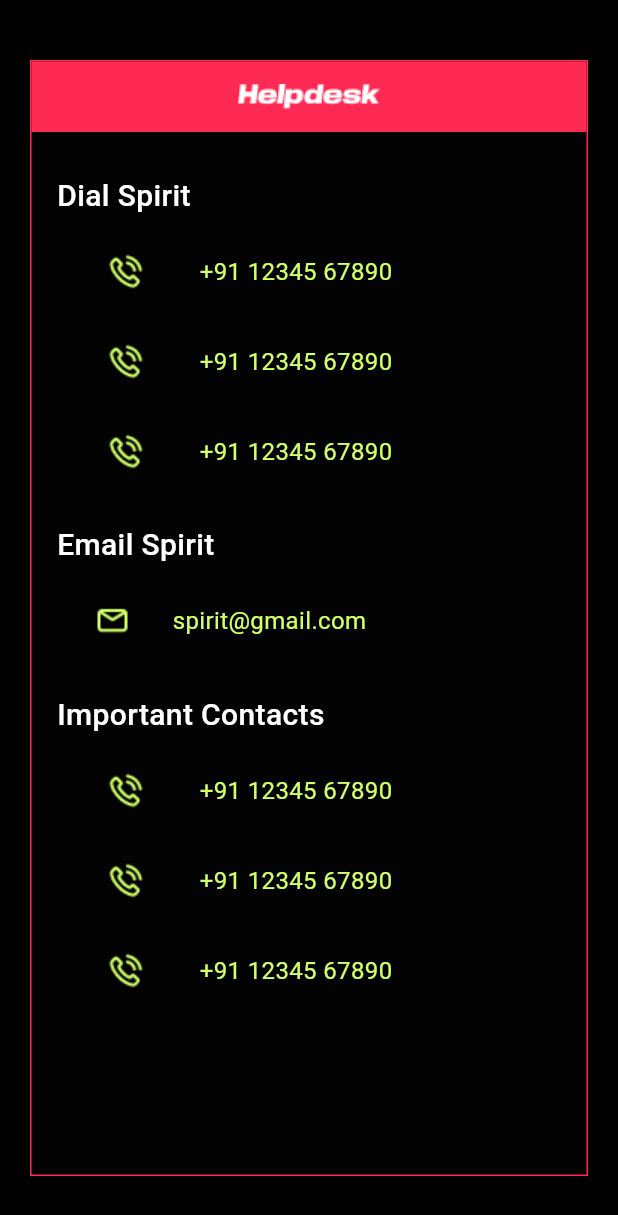
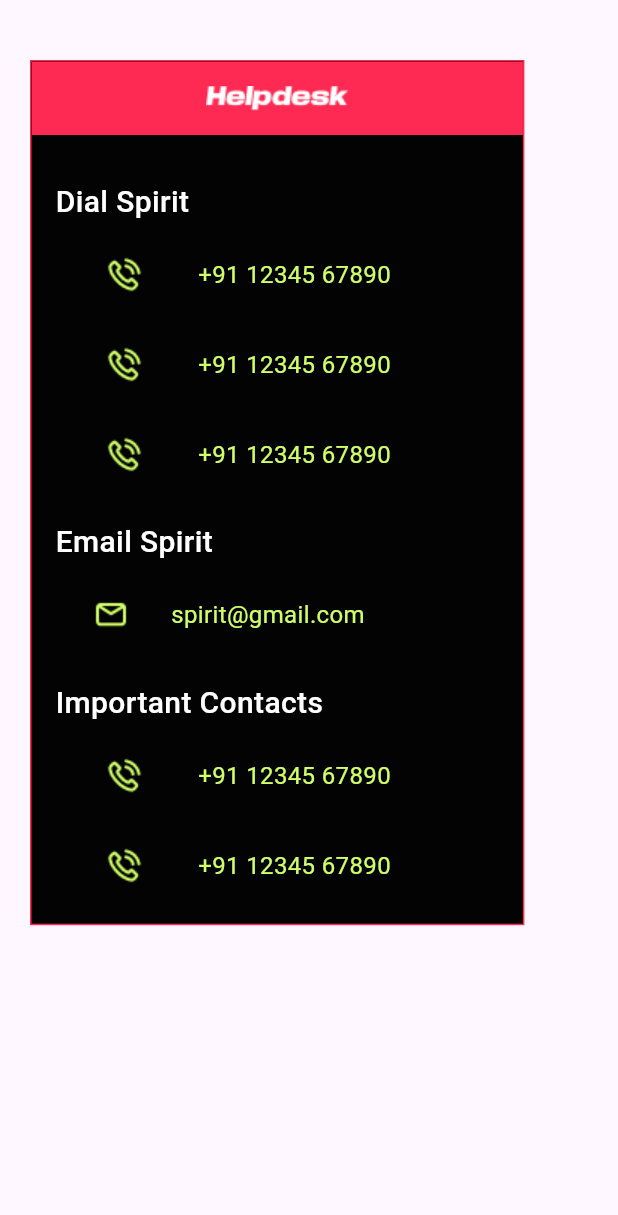
Before and after one commit to Himadri2041/spirit_app_h, a Flutter app: the HelpDialog widget shown alone on an empty page, opened directly, on a phone screen of 412 x 824 dp. Shown: the top 1215 px of the screen. Run offline on Flutter 3.47's test engine with Material 3 defaults, Android fonts, the phone set to English and light mode, and no system bars; our stand-ins replace carousel_slider, flutter_svg; Roboto replaces fonts that are missing (Sequel Sans).

Commit message:
help desk fixes

```diff
--- a/lib/pages/home/home_tab.dart
+++ b/lib/pages/home/home_tab.dart
@@ -1,5 +1,6 @@
 import 'package:flutter/material.dart';
 import 'package:flutter_svg/flutter_svg.dart';
+import 'package:spirit_app/pages/home/widgets/help_desk.dart';
 import 'package:spirit_app/pages/home/widgets/ongoing_matches.dart';
 import 'package:spirit_app/pages/home/widgets/home_carousel.dart';
 import 'package:spirit_app/pages/home/widgets/home_pronite_list.dart';
@@ -14,7 +15,7 @@ class HomeTab extends StatelessWidget {
   Widget build(BuildContext context) {
     return Scaffold(
       backgroundColor: AppColors.backgroundColor,
-      appBar: _appBar(),
+      appBar: _appBar(context),
       body: Stack(
         children: [
           Positioned.fill(
@@ -97,14 +98,26 @@ class HomeTab extends StatelessWidget {
     );
   }
 
-  AppBar _appBar() {
+  AppBar _appBar(BuildContext context) {
     return AppBar(
       automaticallyImplyLeading: false,
       backgroundColor: AppColors.backgroundColor,
       title: SvgPicture.asset(Assets.appTitle, height: 24),
       centerTitle: false,
       actions: [
-        SvgPicture.asset(Assets.helpDesk, height: 24, width: 24),
+        GestureDetector(
+          onTap: () {
+            showDialog(
+              context: context,
+              barrierDismissible: true,
+              useSafeArea: true,
+              builder: (context) {
+                return const HelpDialog();
+              },
+            );
+          },
+          child: SvgPicture.asset(Assets.helpDesk, height: 24, width: 24),
+        ),
         const SizedBox(width: 8),
       ],
     );
--- a/lib/pages/home/widgets/Helpdesk.dart
+++ /dev/null
@@ -1,118 +0,0 @@
-import 'package:flutter/material.dart';
-import 'package:spirit_app/models/Helpdesk/contacts_data.dart';
-import 'package:spirit_app/pages/home/widgets/row_widget.dart';
-import 'package:spirit_app/utils/assets.dart';
-import 'package:spirit_app/utils/styles/styles.dart';
-import 'package:spirit_app/utils/styles/colors.dart';
-
-
-class HelpDialog extends StatelessWidget {
-  @override
-  Widget build(BuildContext context) {
-    return Container(
-        color: Colors.black,
-        child:Expanded(child:
-        Container(
-        margin: EdgeInsets.only(top:40,left:20,right:20,bottom:40),
-            height: 762,
-            clipBehavior: Clip.antiAlias,
-            decoration: BoxDecoration(
-              color: AppColors.blank,
-              border: Border.all(color: AppColors.primaryColor),
-            ),
-            child:
-            SingleChildScrollView(child:
-            Column(
-            children: [
-               Container(
-               height: 47,
-               decoration: BoxDecoration(color: Color(0xFFFE2A53)),
-               padding: EdgeInsets.all(8.0),
-                 child:Center(child: Image.asset(Assets.helpdesktitle)) ),
-
-               const SizedBox(
-                 height: 30,),
-              SingleChildScrollView(
-                scrollDirection: Axis.vertical,
-                child: Container(
-                  alignment: Alignment(-1,-1),
-                  margin: EdgeInsets.only(left:17),
-                  child:
-                  Column(
-                    children: [
-
-                      Container(
-                        alignment: Alignment(-1, -1),
-                        child: const Text(
-                          'Dial Spirit',
-                          style:AppStyles.b2,
-                        ),
-                      ),
-                     SizedBox(height: 10,),
-                     Container(
-                       alignment: Alignment(-1, -1),
-                       margin: const EdgeInsets.only(left: 5),
-                        child:
-                         Column(
-                              children: [
-                              Contactrow(contactModel: ContactsData.DialSpirit[0]),
-                              Contactrow(contactModel: ContactsData.DialSpirit[1]),
-                              Contactrow(contactModel: ContactsData.DialSpirit[2]),
-                              ],
-                         )
-
-                    ),
-
-                      SizedBox(height: 20,),
-                      Container(
-                        alignment: Alignment(-1, -1),
-                        child: const Text(
-                          'Email Spirit',
-                          style:AppStyles.b2,
-                        ),
-                      ),
-                      SizedBox(height: 10,),
-
-                      Container(
-                        alignment: Alignment(-1, -1),
-                        margin: const EdgeInsets.only(left: 5),
-                        child: Contactrow(contactModel: ContactsData.Mail[0])
-                      ),
-
-                      SizedBox(height: 20,),
-                      Container(
-                        alignment: Alignment(-1, -1),
-                        child: const Text(
-                          'Important Contacts',
-                          style:AppStyles.b2,
-                        ),
-                      ),
-                      SizedBox(height: 10,),
-
-                      Container(
-                        margin: const EdgeInsets.only(left: 5),
-                        child:
-                          Column(
-                            children: [
-                              Contactrow(contactModel: ContactsData.ImpContacts[0]),
-                              Contactrow(contactModel: ContactsData.ImpContacts[0]),
-                              Contactrow(contactModel: ContactsData.ImpContacts[0]),
-
-
-                            ],
-                          )
-                      ),
-
-                    ],
-                  )
-                 ),
-
-
-              ),
-
-       ]
-    ))
-    ),
-    ));
-    }
-    }
--- /dev/null
+++ b/lib/pages/home/widgets/help_desk.dart
@@ -0,0 +1,99 @@
+import 'package:flutter/material.dart';
+import 'package:spirit_app/models/Helpdesk/contacts_data.dart';
+import 'package:spirit_app/pages/home/widgets/row_widget.dart';
+import 'package:spirit_app/utils/assets.dart';
+import 'package:spirit_app/utils/styles/styles.dart';
+import 'package:spirit_app/utils/styles/colors.dart';
+
+class HelpDialog extends StatelessWidget {
+  const HelpDialog({super.key});
+  @override
+  Widget build(BuildContext context) {
+    final size = MediaQuery.sizeOf(context);
+    return Container(
+      height: size.height * 0.7,
+      width: size.width * 0.8,
+      margin: const EdgeInsets.only(top: 40, left: 20, right: 20, bottom: 40),
+      clipBehavior: Clip.antiAlias,
+      decoration: BoxDecoration(
+        color: AppColors.blank,
+        border: Border.all(color: AppColors.primaryColor),
+      ),
+      child: SingleChildScrollView(
+        child: Column(
+          children: [
+            Container(
+              decoration: const BoxDecoration(color: AppColors.primaryColor),
+              padding: const EdgeInsets.all(16),
+              child: Center(
+                child: Image.asset(Assets.helpdesktitle),
+              ),
+            ),
+            const SizedBox(height: 32),
+            Container(
+              alignment: const Alignment(-1, -1),
+              margin: const EdgeInsets.only(left: 16),
+              child: Column(
+                children: [
+                  Container(
+                    alignment: const Alignment(-1, -1),
+                    child: const Text(
+                      'Dial Spirit',
+                      style: AppStyles.b2,
+                    ),
+                  ),
+                  const SizedBox(height: 8),
+                  Container(
+                      alignment: const Alignment(-1, -1),
+                      margin: const EdgeInsets.only(left: 5),
+                      child: Column(
+                        children: [
+                          Contactrow(contactModel: ContactsData.DialSpirit[0]),
+                          Contactrow(contactModel: ContactsData.DialSpirit[1]),
+                          Contactrow(contactModel: ContactsData.DialSpirit[2]),
+                        ],
+                      )),
+                  const SizedBox(height: 16),
+                  Container(
+                    alignment: const Alignment(-1, -1),
+                    child: const Text(
+                      'Email Spirit',
+                      style: AppStyles.b2,
+                    ),
+                  ),
+                  const SizedBox(height: 8),
+                  Container(
+                    alignment: const Alignment(-1, -1),
+                    margin: const EdgeInsets.only(left: 5),
+                    child: Contactrow(
+                      contactModel: ContactsData.Mail[0],
+                    ),
+                  ),
+                  const SizedBox(height: 16),
+                  Container(
+                    alignment: const Alignment(-1, -1),
+                    child: const Text(
+                      'Important Contacts',
+                      style: AppStyles.b2,
+                    ),
+                  ),
+                  const SizedBox(height: 8),
+                  Container(
+                    margin: const EdgeInsets.only(left: 5),
+                    child: Column(
+                      children: [
+                        Contactrow(contactModel: ContactsData.ImpContacts[0]),
+                        Contactrow(contactModel: ContactsData.ImpContacts[0]),
+                        Contactrow(contactModel: ContactsData.ImpContacts[0]),
+                      ],
+                    ),
+                  ),
+                ],
+              ),
+            ),
+          ],
+        ),
+      ),
+    );
+  }
+}
```
